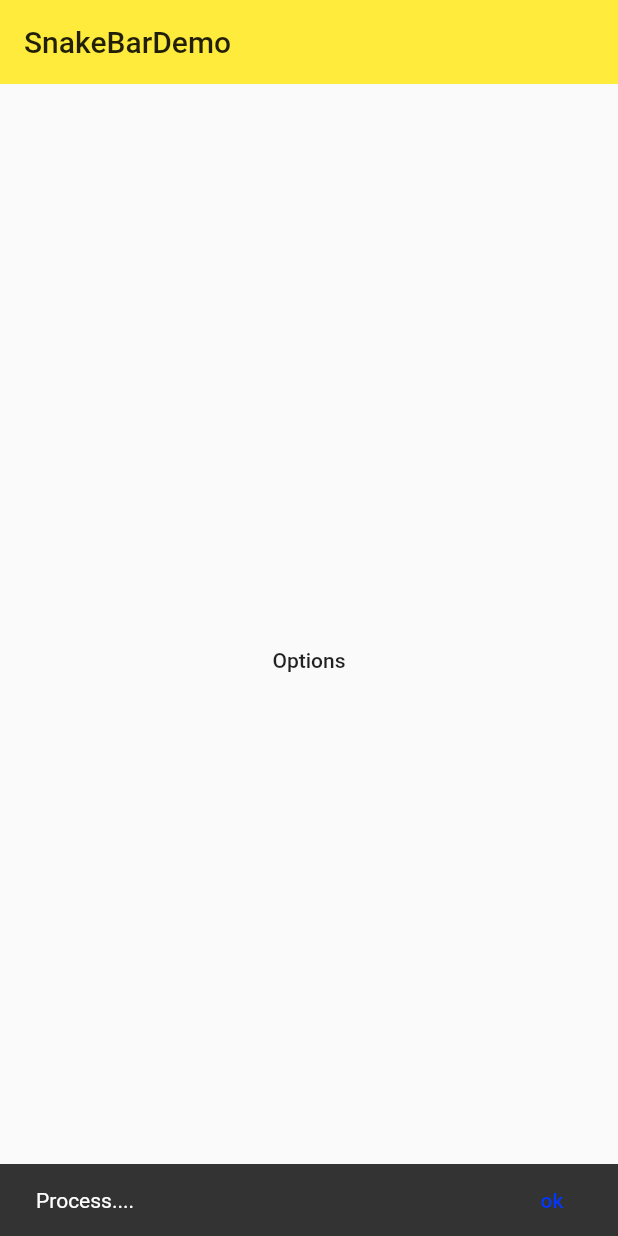
After one commit to maoai-xianyu/flutter_little, a Flutter app: the SnakeBarDemo screen opened directly, after a tap on "Options", on a phone screen of 412 x 824 dp. The commit adds this screen. Run offline on Flutter 3.47's test engine with Material 2 defaults, Android fonts, the phone set to English and light mode, and no system bars.

Commit message:
snakebar

```diff
--- a/lib/demo/material_components.dart
+++ b/lib/demo/material_components.dart
@@ -11,6 +11,7 @@ import './datetime_demo.dart';
 import './simpledialog_demo.dart';
 import './alert_dialog_demo.dart';
 import './bottom_sheet_demo.dart';
+import './snake_bar_demo.dart';
 
 class MaterialComponents extends StatelessWidget {
   @override
@@ -22,6 +23,10 @@ class MaterialComponents extends StatelessWidget {
       ),
       body: ListView(
         children: <Widget>[
+          ListItem(
+            title: 'SnakeBarDemo',
+            page: SnakeBarDemo(),
+          ),
           ListItem(
             title: 'BottomSheetDemo',
             page: BottomSheetDemo(),
--- /dev/null
+++ b/lib/demo/snake_bar_demo.dart
@@ -0,0 +1,68 @@
+import 'package:flutter/material.dart';
+
+class SnakeBarDemo extends StatefulWidget {
+  @override
+  State<StatefulWidget> createState() {
+    // TODO: implement createState
+    return _SnakeBarDemoState();
+  }
+}
+
+class _SnakeBarDemoState extends State<SnakeBarDemo> {
+  int _currentIndex = 0;
+
+  void _onTapHandler(int value) {
+    setState(() {
+      _currentIndex = value;
+    });
+  }
+
+  @override
+  Widget build(BuildContext context) {
+    // TODO: implement build
+    return Scaffold(
+      appBar: AppBar(
+        title: Text('SnakeBarDemo'),
+        elevation: 0.0,
+      ),
+      body: Container(
+        padding: EdgeInsets.all(16.0),
+        child: Column(
+          mainAxisAlignment: MainAxisAlignment.center,
+          children: <Widget>[
+            Row(
+              mainAxisAlignment: MainAxisAlignment.center,
+              children: <Widget>[
+                SnakeBarButton(),
+              ],
+            )
+          ],
+        ),
+      ),
+    );
+  }
+}
+
+class SnakeBarButton extends StatelessWidget {
+  @override
+  Widget build(BuildContext context) {
+    return Container(
+      child: FlatButton(
+        child: Text('Options'),
+        onPressed: () {
+          Scaffold.of(context).showSnackBar(
+            SnackBar(
+              content: Text('Process....'),
+              action: SnackBarAction(
+                label: 'ok',
+                onPressed: (){
+
+                },
+              ),
+            )
+          );
+        },
+      ),
+    );
+  }
+}
```
Also changed, not shown: 1 other file.
